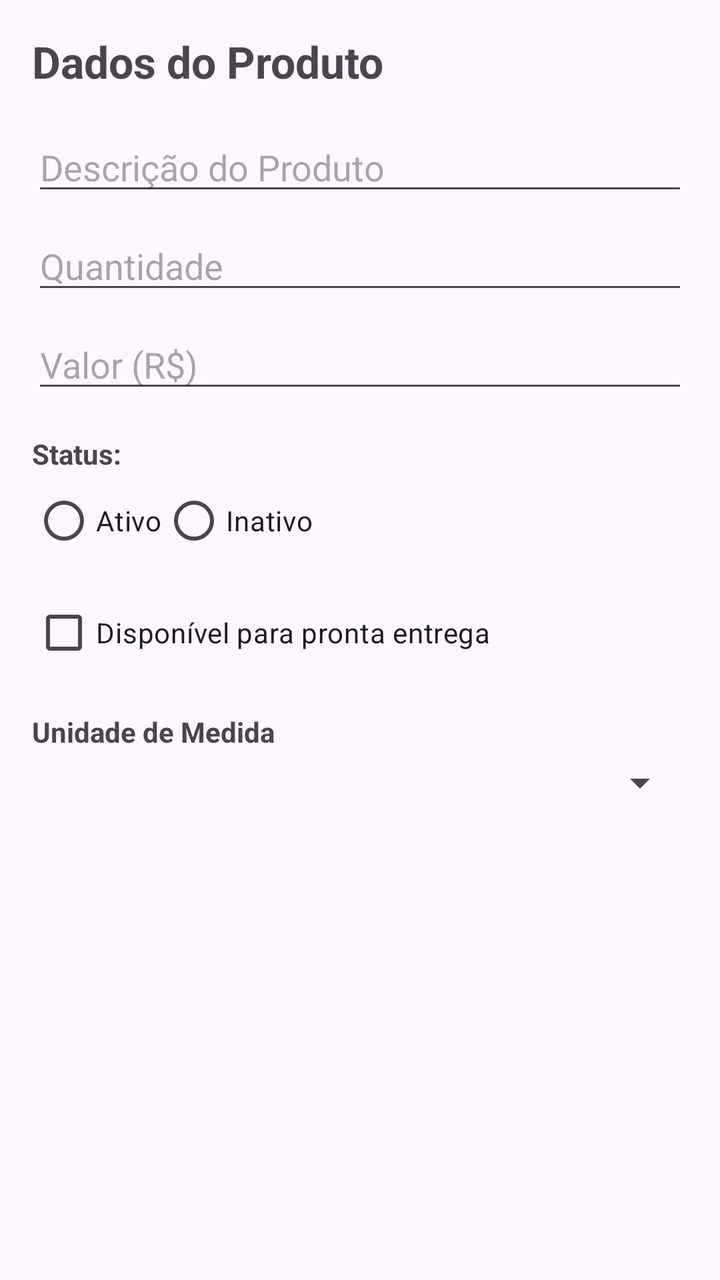
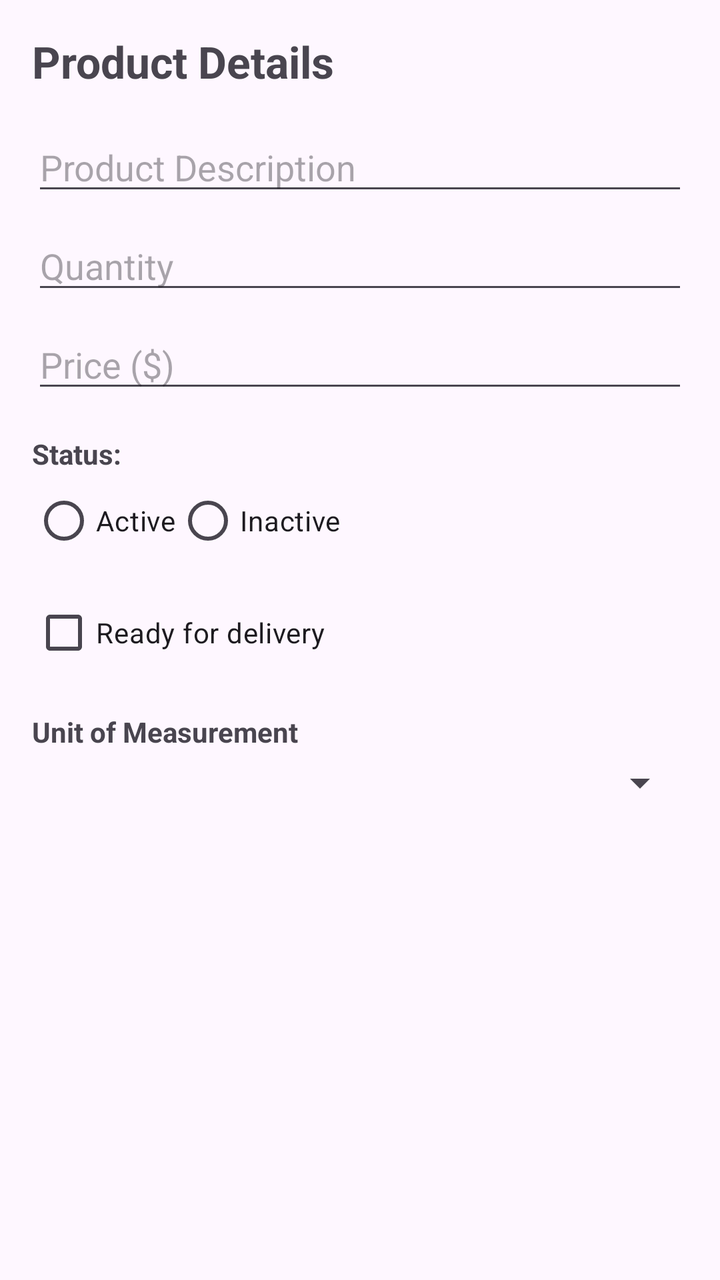

Before-and-after screenshots of an Android layout around one commit, followed by the original layout XML and the change that was made.
<!-- AndroidManifest.xml: application theme Theme.ControleDeVendasDeUmConfeiteiroAutonomo -->
<!-- res/layout/activity_produtos.xml -->
<?xml version="1.0" encoding="utf-8"?>
<ScrollView xmlns:android="http://schemas.android.com/apk/res/android"
    android:layout_width="match_parent"
    android:layout_height="match_parent"
    android:padding="16dp"
    android:fitsSystemWindows="true">

    <LinearLayout
        android:layout_width="match_parent"
        android:layout_height="wrap_content"
        android:orientation="vertical">

        <TextView
            android:layout_width="wrap_content"
            android:layout_height="wrap_content"
            android:text="Dados do Produto"
            android:textSize="22sp"
            android:textStyle="bold"
            android:layout_marginBottom="16dp"/>

        
        <EditText
            android:id="@+id/etDescricao"
            android:layout_width="match_parent"
            android:layout_height="wrap_content"
            android:hint="@string/hint_descricao"
            android:inputType="textCapSentences" />

        
        <EditText
            android:id="@+id/etQuantidade"
            android:layout_width="match_parent"
            android:layout_height="wrap_content"
            android:hint="@string/hint_quantidade"
            android:inputType="number"
            android:layout_marginTop="8dp" />

        
        <EditText
            android:id="@+id/etValor"
            android:layout_width="match_parent"
            android:layout_height="wrap_content"
            android:hint="@string/hint_valor"
            android:inputType="numberDecimal"
            android:layout_marginTop="8dp" />

        
        <TextView
            android:layout_width="wrap_content"
            android:layout_height="wrap_content"
            android:text="@string/label_status"
            android:layout_marginTop="16dp"
            android:textStyle="bold"/>

        <RadioGroup
            android:id="@+id/rgStatus"
            android:layout_width="match_parent"
            android:layout_height="wrap_content"
            android:orientation="horizontal">
            <RadioButton
                android:id="@+id/rbAtivo"
                android:layout_width="wrap_content"
                android:layout_height="wrap_content"
                android:text="@string/ativo" />
            <RadioButton
                android:id="@+id/rbInativo"
                android:layout_width="wrap_content"
                android:layout_height="wrap_content"
                android:text="@string/inativo" />
        </RadioGroup>

        
        <CheckBox
            android:id="@+id/cbDisponivel"
            android:layout_width="match_parent"
            android:layout_height="wrap_content"
            android:layout_marginTop="8dp"
            android:text="@string/disponivel" />

        
        <TextView
            android:layout_width="wrap_content"
            android:layout_height="wrap_content"
            android:text="@string/unidade_medida"
            android:layout_marginTop="16dp"
            android:textStyle="bold"/>

        <Spinner
            android:id="@+id/spUnidade"
            android:layout_width="match_parent"
            android:layout_height="wrap_content"
            android:layout_marginTop="4dp" />

    </LinearLayout>
</ScrollView>
<!-- resources referenced by this layout -->
<resources>
  <string name="ativo">Ativo</string>
  <string name="disponivel">Disponível para pronta entrega</string>
  <string name="hint_descricao">Descrição do Produto</string>
  <string name="hint_quantidade">Quantidade</string>
  <string name="hint_valor">Valor (R$)</string>
  <string name="inativo">Inativo</string>
  <string name="label_status">Status:</string>
  <string name="unidade_medida">Unidade de Medida</string>
  <style name="Theme.ControleDeVendasDeUmConfeiteiroAutonomo" parent="Base.Theme.ControleDeVendasDeUmConfeiteiroAutonomo" />
  <style name="Base.Theme.ControleDeVendasDeUmConfeiteiroAutonomo" parent="Theme.Material3.DayNight">
          
          
          
          
      </style>
</resources>

<!-- the commit's change to res/layout/activity_produtos.xml (unified diff, before → after) -->
@@ -13,7 +13,7 @@
         <TextView
             android:layout_width="wrap_content"
             android:layout_height="wrap_content"
-            android:text="Dados do Produto"
+            android:text="@string/title_dados_produto"
             android:textSize="22sp"
             android:textStyle="bold"
             android:layout_marginBottom="16dp"/>
<!-- resource entries referenced after the edit -->
@@ -1,13 +1,14 @@
 <!-- resources referenced by this layout -->
 <resources>
-  <string name="ativo">Ativo</string>
-  <string name="disponivel">Disponível para pronta entrega</string>
-  <string name="hint_descricao">Descrição do Produto</string>
-  <string name="hint_quantidade">Quantidade</string>
-  <string name="hint_valor">Valor (R$)</string>
-  <string name="inativo">Inativo</string>
+  <string name="ativo">Active</string>
+  <string name="disponivel">Ready for delivery</string>
+  <string name="hint_descricao">Product Description</string>
+  <string name="hint_quantidade">Quantity</string>
+  <string name="hint_valor">Price ($)</string>
+  <string name="inativo">Inactive</string>
   <string name="label_status">Status:</string>
-  <string name="unidade_medida">Unidade de Medida</string>
+  <string name="title_dados_produto">Product Details</string>
+  <string name="unidade_medida">Unit of Measurement</string>
   <style name="Theme.ControleDeVendasDeUmConfeiteiroAutonomo" parent="Base.Theme.ControleDeVendasDeUmConfeiteiroAutonomo" />
   <style name="Base.Theme.ControleDeVendasDeUmConfeiteiroAutonomo" parent="Theme.Material3.DayNight">
           
